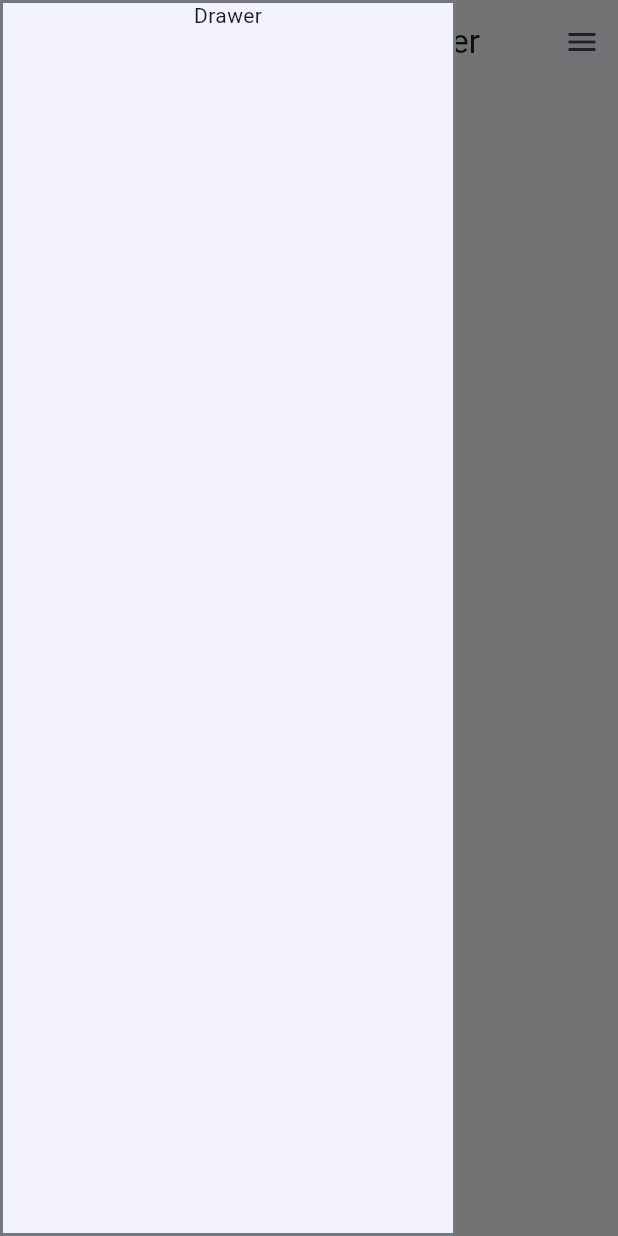
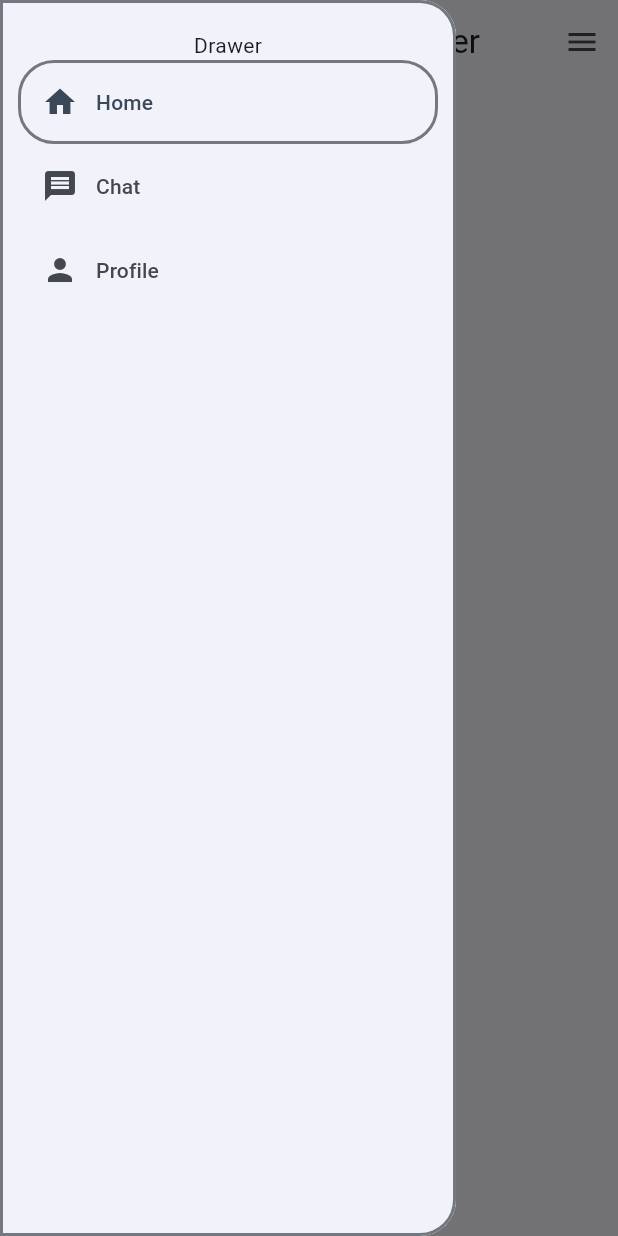
Before and after one commit to thruthesky/easy_design_system_backup_2024_09_24, a Flutter app: the ComicNavigationDrawerScreen screen opened directly, in the side drawer, after a tap on "Open Drawer", on a phone screen of 412 x 824 dp. Run offline on Flutter 3.47's test engine with Material 3 defaults, Android fonts, the phone set to English and light mode, and no system bars; our stand-ins replace cached_network_image, rxdart, smooth_page_indicator; missing offline and left inert: loop_page_view.

Commit message:
update on navigation drawer for comic theme

```diff
--- a/example/lib/screens/navigation_drawer/comic.navigation_drawer.screen.dart
+++ b/example/lib/screens/navigation_drawer/comic.navigation_drawer.screen.dart
@@ -1,54 +1,99 @@
 import 'package:flutter/material.dart';
 import 'package:social_design_system/social_design_system.dart';
 
-class ComicNavigationDrawerScreen extends StatelessWidget {
-  static const String routeName = '/comic_navigation_drawe';
+class ComicNavigationDrawerScreen extends StatefulWidget {
+  static const String routeName = '/comic_navigation_drawer';
   const ComicNavigationDrawerScreen({super.key});
+
+  @override
+  State<ComicNavigationDrawerScreen> createState() =>
+      _ComicNavigationDrawerScreenState();
+}
+
+class _ComicNavigationDrawerScreenState
+    extends State<ComicNavigationDrawerScreen> {
+  int _selectedDestination = 0;
+
+  void selectDestination(int index) {
+    setState(() {
+      _selectedDestination = index;
+    });
+  }
 
   @override
   Widget build(BuildContext context) {
     return Scaffold(
-        // this to prevent the default sliding behaviour
+      // This prevents the default sliding behavior
       drawerEnableOpenDragGesture: false,
       drawer: Theme(
         data: ComicTheme.of(context),
-          child: const NavigationDrawer(
-            children: [
-              Center(
+        child: NavigationDrawer(
+          onDestinationSelected: selectDestination,
+          selectedIndex: _selectedDestination,
+          children: const [
+            SafeArea(
+              child: Center(
+                child: Padding(
+                  padding: EdgeInsets.only(top: 20),
                   child: Text("Drawer"),
-              )
+                ),
+              ),
+            ),
+            NavigationDrawerDestination(
+                icon: Icon(Icons.home), label: Text('Home')),
+            NavigationDrawerDestination(
+                icon: Icon(Icons.message), label: Text('Chat')),
+            NavigationDrawerDestination(
+                icon: Icon(Icons.person), label: Text('Profile'))
           ],
         ),
       ),
       appBar: AppBar(
         leading: const BackButton(),
-          title: const Text("Comic Naviagtion Drawer"),
+        title: const Text("Comic Navigation Drawer"),
       ),
       endDrawer: Theme(
         data: ComicTheme.of(context),
-          child: const NavigationDrawer(
-            children: [
-              Center(
+        child: NavigationDrawer(
+          onDestinationSelected: selectDestination,
+          selectedIndex: _selectedDestination,
+          children: const [
+            SafeArea(
+              child: Center(
+                child: Padding(
+                  padding: EdgeInsets.only(top: 20),
                   child: Text("End Drawer"),
-              )
+                ),
+              ),
+            ),
+            NavigationDrawerDestination(
+                icon: Icon(Icons.home), label: Text('Home')),
+            NavigationDrawerDestination(
+                icon: Icon(Icons.message), label: Text('Chat')),
+            NavigationDrawerDestination(
+                icon: Icon(Icons.person), label: Text('Profile'))
           ],
         ),
       ),
       body: Center(
-          child: Builder(builder: (context) {
+        child: Builder(
+          builder: (context) {
             return Column(
+              mainAxisAlignment: MainAxisAlignment.center,
               children: [
                 ElevatedButton(
                   child: const Text('Open Drawer'),
                   onPressed: () => Scaffold.of(context).openDrawer(),
                 ),
                 ElevatedButton(
-                  child: const Text('Open End Drawer '),
+                  child: const Text('Open End Drawer'),
                   onPressed: () => Scaffold.of(context).openEndDrawer(),
                 ),
               ],
             );
-          }),
-        ));
+          },
+        ),
+      ),
+    );
   }
 }
--- a/lib/src/themes/comic/comic.theme.dart
+++ b/lib/src/themes/comic/comic.theme.dart
@@ -199,7 +199,11 @@ class ComicThemeData {
         ),
       ),
       listTileTheme: theme.listTileTheme.copyWith(
-        tileColor: theme.colorScheme.surface,
+        // Note: By default, the tileColor uses Colors.transparent so we should
+        // not give tile color on comic theme because it might conflict with other
+        // widget that uses background color. We should let the developers
+        // override the tileColor instead
+        // tileColor: theme.colorScheme.surface,
         contentPadding: const EdgeInsets.symmetric(horizontal: 16),
         shape: RoundedRectangleBorder(
           borderRadius: BorderRadius.circular(24),
@@ -261,11 +265,29 @@ class ComicThemeData {
         elevation: 0,
         shadowColor: Colors.transparent,
         endShape: RoundedRectangleBorder(
+            borderRadius: const BorderRadius.only(
+              topLeft: Radius.circular(24),
+              bottomLeft: Radius.circular(24),
+            ),
             side: BorderSide(
               width: borderThickness,
               color: theme.colorScheme.outline,
             )),
         shape: RoundedRectangleBorder(
+            borderRadius: const BorderRadius.only(
+                topRight: Radius.circular(24),
+                bottomRight: Radius.circular(24)),
+            side: BorderSide(
+              width: borderThickness,
+              color: theme.colorScheme.outline,
+            )),
+      ),
+      navigationDrawerTheme: theme.navigationDrawerTheme.copyWith(
+        elevation: 0,
+        shadowColor: Colors.transparent,
+        indicatorColor: Colors.transparent,
+        indicatorShape: RoundedRectangleBorder(
+            borderRadius: BorderRadius.circular(24),
             side: BorderSide(
               width: borderThickness,
               color: theme.colorScheme.outline,
```
Also changed, not shown: 1 other file. Lines whose indentation alone changed are shown as unchanged.
